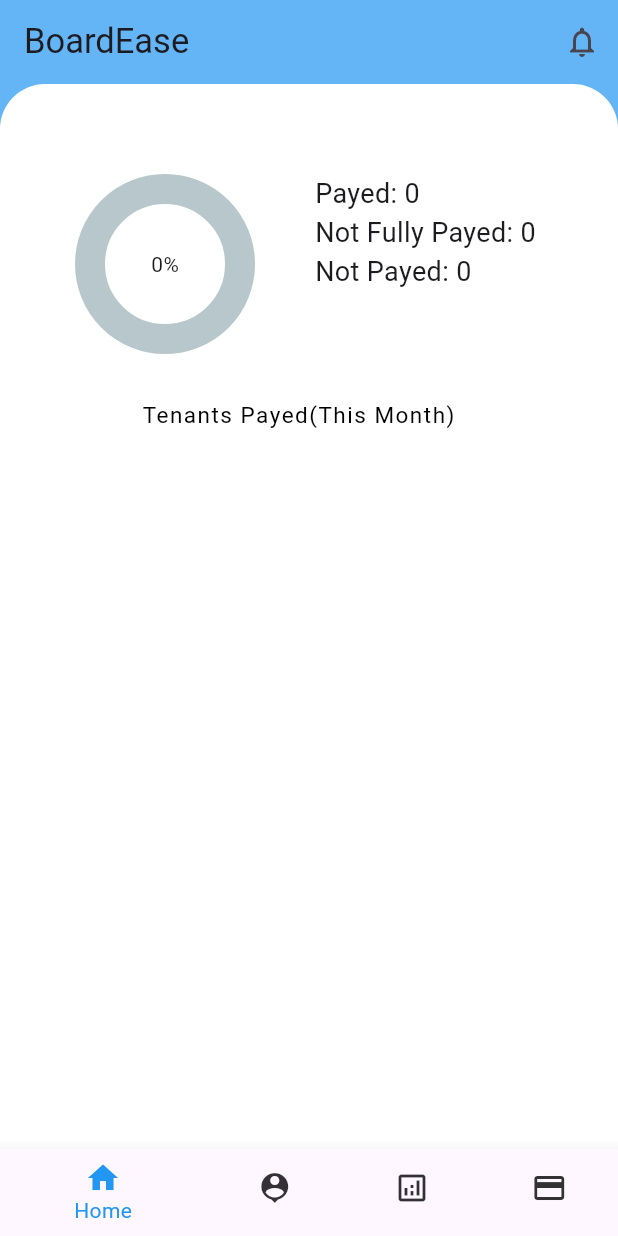
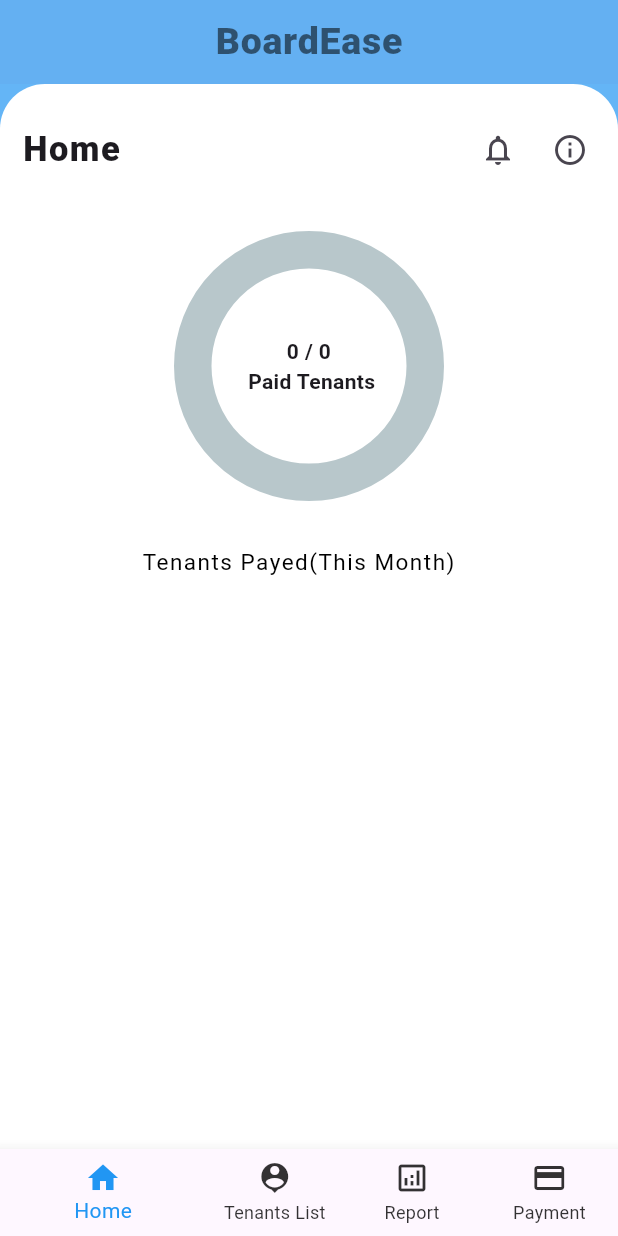
Before and after one commit to buggernut04/Salem_BoardEaseApp, a Flutter app: the screen it shows after launch, on a phone screen of 412 x 824 dp. Run offline on Flutter 3.47's test engine with Material 2 defaults, Android fonts, the phone set to English and light mode, and no system bars; drawn by our look-alikes of percent_indicator; our stand-ins replace awesome_notifications, lottie, sqflite; accounts and stored records are empty.

Commit message:
Add small design to the UI.

```diff
--- a/lib/auxiliary/recordbar.dart
+++ b/lib/auxiliary/recordbar.dart
@@ -32,8 +32,8 @@ class _RecordBarState extends State<RecordBar> {
     });
   }
 
-  int _fetchNotPayedTenantCount() {
-    return tenants.where((tenant) => tenant.status == 3).length;
+  int _fetchPayedTenantCount() {
+    return tenants.where((tenant) => tenant.status == 1).length;
   }
 
   @override
@@ -47,10 +47,10 @@ class _RecordBarState extends State<RecordBar> {
   Widget build(BuildContext context) {
 
     return CircularPercentIndicator(
-      radius: 120.0,
-      lineWidth: 20.0,
-      percent: tenants.isEmpty ? 0.0 : _fetchNotPayedTenantCount() / tenants.length,
-      center: tenants.isEmpty ? const Text('0%') : Text('${(_fetchNotPayedTenantCount() / tenants.length * 100).toInt()}%') ,
+      radius: 180.0,
+      lineWidth: 25.0,
+      percent: tenants.isEmpty ? 0.0 : _fetchPayedTenantCount() / tenants.length,
+      center: Text('${_fetchPayedTenantCount()} / ${tenants.length} \n Paid Tenants',textAlign: TextAlign.center, style: const TextStyle(fontStyle: FontStyle.normal, fontWeight: FontWeight.bold),),
       animation: true,
       animationDuration: 1500,
       progressColor: Colors.indigo,
--- a/lib/classes/model/tenant.dart
+++ b/lib/classes/model/tenant.dart
@@ -38,7 +38,7 @@ class Tenant{
     return daysRemaining <= 0;
   }
 
-  void changeStatus(){
+  void changeStatusWhenPaidAndNotPaid(){
     if(isPaymentDue() && (status == 1 || status == 2)){
       for (var payment in tenantPayment) {
         payment.isPayed = 0;
--- a/lib/components/homepage.dart
+++ b/lib/components/homepage.dart
@@ -33,19 +33,18 @@ class _MyHomePageState extends State<MyHomePage> {
     return Scaffold(
           backgroundColor: Colors.blue[300],
           appBar: AppBar(
-            title: const Text(
+              title: const Text(
                 'BoardEase',
-              style: TextStyle(fontSize: 23),
+              style: TextStyle(
+                  fontSize: 25,
+                  color: Colors.black54,
+                  fontWeight: FontWeight.w800,
+                  letterSpacing: 0.5,
+              ),
             ),
-            centerTitle: false,
+            centerTitle: true,
             backgroundColor: Colors.blue[300],
-            elevation: 0.0,
-            actions: [
-              IconButton(
-                onPressed: (){},
-                icon: setIcon(),
-              ),
-            ],
+            elevation: 1.0,
           ),
           body: Container(
             height: 800,
@@ -55,30 +54,54 @@ class _MyHomePageState extends State<MyHomePage> {
               borderRadius: BorderRadius.only(
                 topLeft: Radius.circular(30),
                 topRight: Radius.circular(30),
-
               )
             ),
             child: Column(
               children: <Widget>[
 
                 Padding(
-                  padding: const EdgeInsets.only(left: 30, top: 30),
+                  padding: const EdgeInsets.only(left: 15.0, top: 20.0, right: 8.0),
                   child: Row(
-                    mainAxisAlignment: MainAxisAlignment.start,
-                    crossAxisAlignment: CrossAxisAlignment.start,
+                    mainAxisAlignment: MainAxisAlignment.spaceBetween,
+                    //crossAxisAlignment: CrossAxisAlignment.start,
                     children: <Widget>[
-                      Container(
+
+                      const Text(
+                          'Home',
+                          style: TextStyle(
+                            fontSize: 23.0,
+                            fontWeight: FontWeight.w800,
+                            letterSpacing: 1.0,
+                          ),
+                      ),
+                      /*Container(
                         decoration: BoxDecoration(
                           //color: Colors.yellowAccent,
                           borderRadius: BorderRadius.circular(10.0),
                         ),
                         padding: const EdgeInsets.fromLTRB(20.0, 30.0, 20.0,10.0),
                         child: const RecordBar()
-                      ),
+                      ),*/
 
                       //Divider(height: 10.0,),
 
-                      Expanded(
+                      Row(
+                        children: <Widget>[
+
+                          IconButton(
+                            onPressed: (){},
+                            icon: setIcon(),
+                          ),
+
+                          IconButton(
+                            onPressed: (){},
+                            icon: const Icon(Icons.info_outline),
+                          ),
+
+                        ],
+                      ),
+
+                      /*Expanded(
                         child: Padding(
                           padding: const EdgeInsets.fromLTRB(20.0, 30.0, 10.0,10.0),
                           child: Column(
@@ -106,10 +129,21 @@ class _MyHomePageState extends State<MyHomePage> {
                             ]
                           ),
                         ),
-                      )
+                      )*/
                     ],
                   ),
                 ),
+
+                Container(
+                    decoration: BoxDecoration(
+                      //color: Colors.yellowAccent,
+                      borderRadius: BorderRadius.circular(10.0),
+                    ),
+                    padding: const EdgeInsets.fromLTRB(20.0, 30.0, 20.0,10.0),
+                    child: const RecordBar()
+                ),
+
+    //Divider(height: 10.0,),
 
                 Container(
                   padding: const EdgeInsets.only(top: 20.0, right: 20),
@@ -170,7 +204,7 @@ class _MyHomePageState extends State<MyHomePage> {
 
     for (var tenant in tenants) {
       if (tenant.isPaymentDue()) {
-        tenant.changeStatus(); // Change the value of the specific tenant
+        tenant.changeStatusWhenPaidAndNotPaid(); // Change the value of the specific tenant
         count++;
       }
     }
--- a/lib/components/root_app.dart
+++ b/lib/components/root_app.dart
@@ -38,6 +38,8 @@ class _RootAppState extends State<RootApp> {
         backgroundColor: Colors.yellowAccent,
         selectedItemColor: Colors.blue,
         unselectedItemColor: Colors.black.withOpacity(0.8),
+        showSelectedLabels: true,
+        showUnselectedLabels: true,
         onTap: (index){
           selectedTab(index);
         },
--- a/lib/notification_service/notification_api.dart
+++ b/lib/notification_service/notification_api.dart
@@ -123,8 +123,8 @@ class NotificationService {
        // day: notificationCalendar.day,
         //hour: notificationCalendar.hour,
         //minute: notificationCalendar.minute,
-        second: 2,
-        millisecond: 0,
+        second: notificationCalendar?.second,
+        //millisecond: notificationCalendar?.millisecond,
         timeZone:
         await AwesomeNotifications().getLocalTimeZoneIdentifier(),
         preciseAlarm: true,
--- a/pubspec.yaml
+++ b/pubspec.yaml
@@ -43,6 +43,7 @@ dependencies:
 
   timezone: ^0.9.2
   awesome_notifications: ^0.7.4+1
+  fl_chart: ^0.62.0
 
 
 dev_dependencies:
```
Also changed, not shown: lib/classes/payment_setupfunc/tenantpayment_widget.dart (+9 -17 lines), lib/components/payment_analysis.dart (+28 -1 lines), lib/components/payment_setup.dart (+23 -3 lines), lib/components/tenant_list.dart (+35 -12 lines), lib/inputDetails/tenant_detail.dart (+3 -12 lines), lib/inputDetails/tenant_status.dart (+13 -32 lines), lib/notification_service/notification_body.dart (+5 -2 lines), pubspec.lock, 5 other files.
